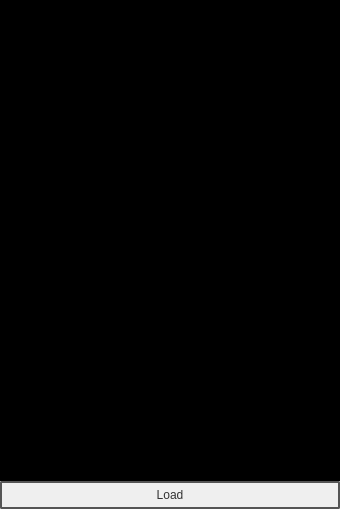
Qt form gui/gui/MainWindow.ui (benhj/knoxcrypt) before a commit.
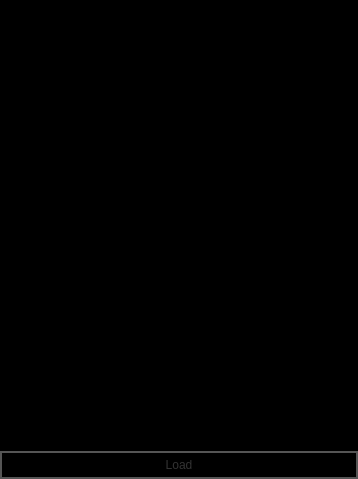
The same form after that commit.

Commit message: finally sorted out window stylesheet

Patch:
```diff
--- a/gui/gui/MainWindow.ui
+++ b/gui/gui/MainWindow.ui
@@ -6,20 +6,22 @@
    <rect>
     <x>0</x>
     <y>0</y>
-    <width>340</width>
-    <height>509</height>
+    <width>358</width>
+    <height>479</height>
    </rect>
   </property>
   <property name="windowTitle">
    <string>TeaSafe GUI</string>
   </property>
   <property name="styleSheet">
-   <string notr="true">#MainWindow QWidget {
+   <string notr="true">QWidget#centralWidget {
 border-radius: 0px;
 padding: 0px;
-border:hidden;
+background:black;
+border: 2px solid #555;
 }
 
+
 #MainWindow QTreeWidget {
 border: none;
 background: black;
```
